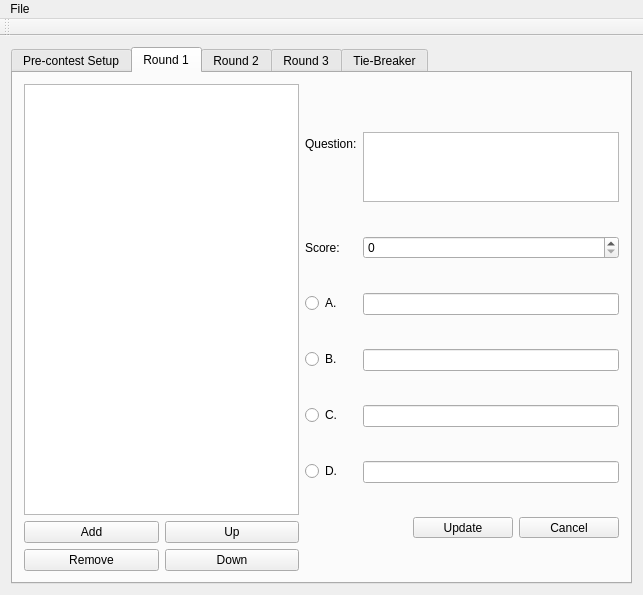
Old version of the form src/question_editor/question_editor.ui in the repository trigger-happy/Cerberus.
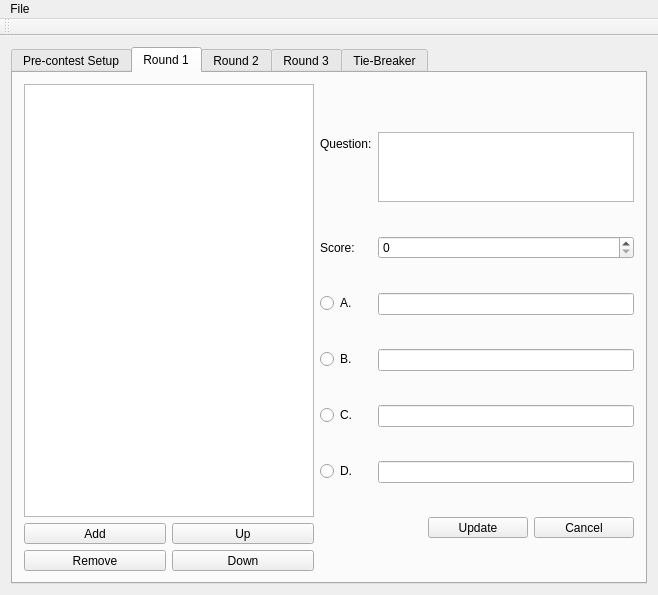
New version of the form. The open tabs and pages were chosen to show the change.

Commit message: created/added some QSignalMappers to the code.

Patch:
```diff
--- a/src/question_editor/question_editor.ui
+++ b/src/question_editor/question_editor.ui
@@ -6,7 +6,7 @@
    <rect>
     <x>0</x>
     <y>0</y>
-    <width>643</width>
+    <width>658</width>
     <height>595</height>
    </rect>
   </property>
@@ -184,33 +184,57 @@
           <item>
            <layout class="QGridLayout" name="gridLayout">
             <item row="0" column="0">
-             <widget class="QPushButton" name="button_add_r1">
+             <widget class="QToolButton" name="button_add_r1">
+              <property name="sizePolicy">
+               <sizepolicy hsizetype="Expanding" vsizetype="Fixed">
+                <horstretch>0</horstretch>
+                <verstretch>0</verstretch>
+               </sizepolicy>
+              </property>
               <property name="text">
                <string>Add</string>
               </property>
              </widget>
             </item>
             <item row="0" column="1">
-             <widget class="QPushButton" name="button_up_r1">
+             <widget class="QToolButton" name="button_up_r1">
+              <property name="sizePolicy">
+               <sizepolicy hsizetype="Expanding" vsizetype="Fixed">
+                <horstretch>0</horstretch>
+                <verstretch>0</verstretch>
+               </sizepolicy>
+              </property>
               <property name="text">
                <string>Up</string>
               </property>
              </widget>
             </item>
-            <item row="1" column="0">
-             <widget class="QPushButton" name="button_remove_r1">
-              <property name="text">
-               <string>Remove</string>
-              </property>
-             </widget>
-            </item>
             <item row="1" column="1">
-             <widget class="QPushButton" name="button_down_r1">
+             <widget class="QToolButton" name="button_down_r1">
+              <property name="sizePolicy">
+               <sizepolicy hsizetype="Expanding" vsizetype="Fixed">
+                <horstretch>0</horstretch>
+                <verstretch>0</verstretch>
+               </sizepolicy>
+              </property>
               <property name="text">
                <string>Down</string>
               </property>
              </widget>
             </item>
+            <item row="1" column="0">
+             <widget class="QToolButton" name="button_remove_r1">
+              <property name="sizePolicy">
+               <sizepolicy hsizetype="Expanding" vsizetype="Fixed">
+                <horstretch>0</horstretch>
+                <verstretch>0</verstretch>
+               </sizepolicy>
+              </property>
+              <property name="text">
+               <string>Remove</string>
+              </property>
+             </widget>
+            </item>
            </layout>
           </item>
          </layout>
@@ -220,7 +244,7 @@
           <item>
            <widget class="QLabel" name="question_r1_num">
             <property name="text">
-             <string> </string>
+             <string/>
             </property>
             <property name="alignment">
              <set>Qt::AlignCenter</set>
@@ -1070,7 +1094,7 @@
     <rect>
      <x>0</x>
      <y>0</y>
-     <width>643</width>
+     <width>658</width>
      <height>24</height>
     </rect>
    </property>
```
Left out of the diff: 140 changed lines with no effect on the pictures. The commit also changes 2 other files.
